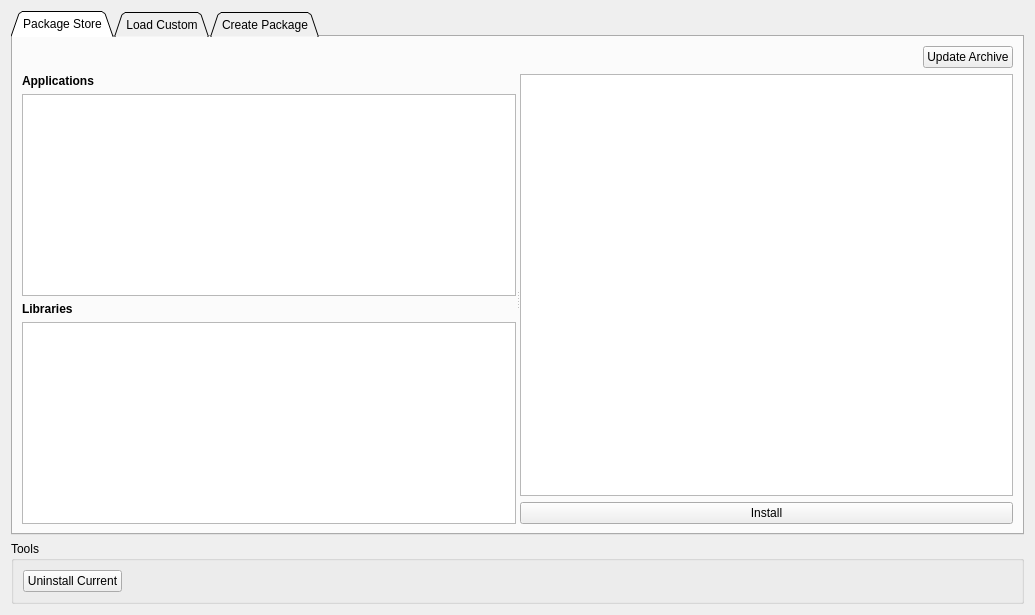
This is pages/pagevescpackage.ui in vedderb/vesc_tool as Qt 5 draws it before an edit. The edited form follows.
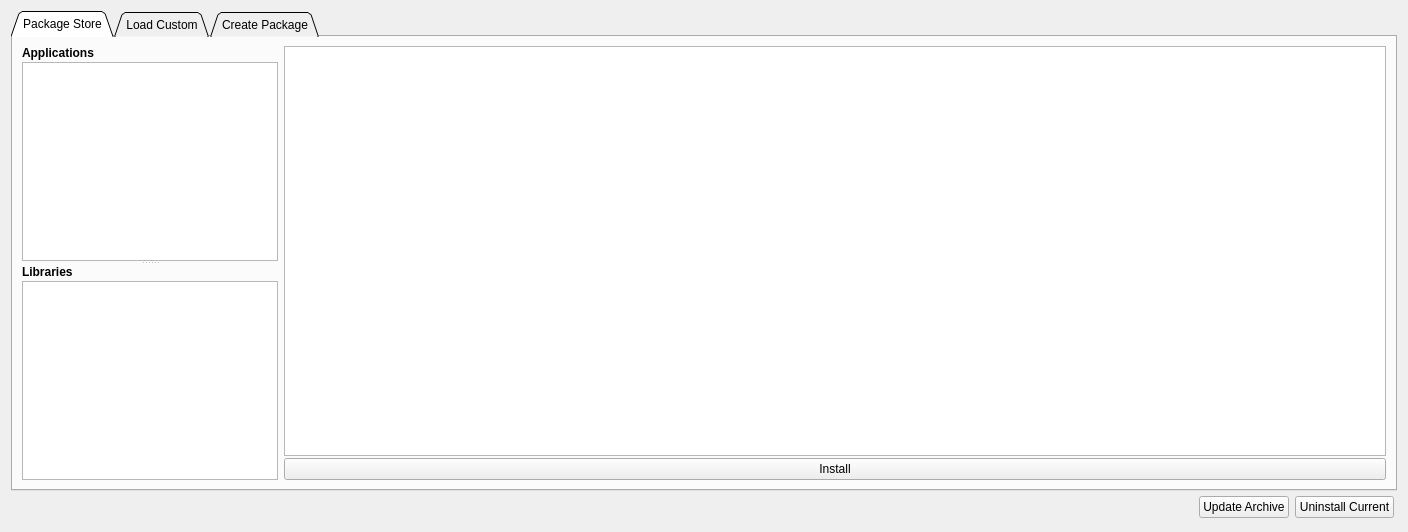
This is the edited form. Icons and pictures are not drawn. Custom widgets are drawn as their Qt base class.

Diff of the .ui file:
```diff
--- a/pages/pagevescpackage.ui
+++ b/pages/pagevescpackage.ui
@@ -6,16 +6,28 @@
    <rect>
     <x>0</x>
     <y>0</y>
-    <width>1035</width>
-    <height>615</height>
+    <width>1408</width>
+    <height>532</height>
    </rect>
   </property>
+  <property name="sizePolicy">
+   <sizepolicy hsizetype="Preferred" vsizetype="MinimumExpanding">
+    <horstretch>0</horstretch>
+    <verstretch>0</verstretch>
+   </sizepolicy>
+  </property>
   <property name="windowTitle">
    <string>Form</string>
   </property>
   <layout class="QVBoxLayout" name="verticalLayout">
+   <property name="spacing">
+    <number>2</number>
+   </property>
    <item>
     <widget class="QTabWidget" name="tabWidget">
+     <property name="enabled">
+      <bool>true</bool>
+     </property>
      <property name="tabShape">
       <enum>QTabWidget::Triangular</enum>
      </property>
@@ -26,41 +38,17 @@
       <attribute name="title">
        <string>Package Store</string>
       </attribute>
-      <layout class="QVBoxLayout" name="verticalLayout_6">
-       <item>
         <layout class="QHBoxLayout" name="horizontalLayout_6">
          <item>
-          <widget class="DisplayPercentage" name="displayDl" native="true">
-           <property name="sizePolicy">
-            <sizepolicy hsizetype="MinimumExpanding" vsizetype="Preferred">
-             <horstretch>0</horstretch>
-             <verstretch>0</verstretch>
-            </sizepolicy>
-           </property>
-          </widget>
-         </item>
-         <item>
-          <widget class="QPushButton" name="dlArchiveButton">
-           <property name="text">
-            <string>Update Archive</string>
-           </property>
-          </widget>
-         </item>
-        </layout>
-       </item>
-       <item>
         <widget class="QSplitter" name="splitter">
-         <property name="sizePolicy">
-          <sizepolicy hsizetype="Expanding" vsizetype="MinimumExpanding">
-           <horstretch>0</horstretch>
-           <verstretch>0</verstretch>
-          </sizepolicy>
-         </property>
          <property name="orientation">
-          <enum>Qt::Horizontal</enum>
+          <enum>Qt::Vertical</enum>
          </property>
-         <widget class="QWidget" name="layoutWidget">
+         <widget class="QWidget" name="">
           <layout class="QVBoxLayout" name="verticalLayout_5">
+           <property name="spacing">
+            <number>2</number>
+           </property>
            <item>
             <widget class="QLabel" name="label_2">
              <property name="font">
@@ -75,11 +63,24 @@
            </item>
            <item>
             <widget class="QListWidget" name="applicationList">
+             <property name="minimumSize">
+              <size>
+               <width>0</width>
+               <height>0</height>
+              </size>
+             </property>
              <property name="editTriggers">
               <set>QAbstractItemView::NoEditTriggers</set>
              </property>
             </widget>
            </item>
+          </layout>
+         </widget>
+         <widget class="QWidget" name="">
+          <layout class="QVBoxLayout" name="verticalLayout_6">
+           <property name="spacing">
+            <number>2</number>
+           </property>
            <item>
             <widget class="QLabel" name="label_3">
              <property name="font">
@@ -101,8 +102,13 @@
            </item>
           </layout>
          </widget>
-         <widget class="QWidget" name="layoutWidget1">
+        </widget>
+       </item>
+       <item>
           <layout class="QVBoxLayout" name="verticalLayout_4">
+         <property name="spacing">
+          <number>2</number>
+         </property>
            <item>
             <widget class="VTextBrowser" name="storeBrowser">
              <property name="readOnly">
@@ -121,8 +127,6 @@
             </widget>
            </item>
           </layout>
-         </widget>
-        </widget>
        </item>
       </layout>
      </widget>
@@ -418,11 +422,37 @@
     </widget>
    </item>
    <item>
-    <widget class="QGroupBox" name="groupBox">
-     <property name="title">
-      <string>Tools</string>
-     </property>
+    <widget class="QWidget" name="widget" native="true">
      <layout class="QHBoxLayout" name="horizontalLayout_5">
+      <property name="leftMargin">
+       <number>3</number>
+      </property>
+      <property name="topMargin">
+       <number>3</number>
+      </property>
+      <property name="rightMargin">
+       <number>3</number>
+      </property>
+      <property name="bottomMargin">
+       <number>3</number>
+      </property>
+      <item>
+       <widget class="DisplayPercentage" name="displayDl" native="true">
+        <property name="sizePolicy">
+         <sizepolicy hsizetype="MinimumExpanding" vsizetype="Preferred">
+          <horstretch>0</horstretch>
+          <verstretch>0</verstretch>
+         </sizepolicy>
+        </property>
+       </widget>
+      </item>
+      <item>
+       <widget class="QPushButton" name="dlArchiveButton">
+        <property name="text">
+         <string>Update Archive</string>
+        </property>
+       </widget>
+      </item>
       <item>
        <widget class="QPushButton" name="uninstallButton">
         <property name="text">
@@ -430,37 +460,24 @@
         </property>
        </widget>
       </item>
-      <item>
-       <spacer name="horizontalSpacer">
-        <property name="orientation">
-         <enum>Qt::Horizontal</enum>
-        </property>
-        <property name="sizeHint" stdset="0">
-         <size>
-          <width>40</width>
-          <height>20</height>
-         </size>
-        </property>
-       </spacer>
-      </item>
      </layout>
     </widget>
    </item>
   </layout>
  </widget>
  <customwidgets>
-  <customwidget>
-   <class>MRichTextEdit</class>
-   <extends>QWidget</extends>
-   <header>widgets/mrichtextedit.h</header>
-   <container>1</container>
-  </customwidget>
   <customwidget>
    <class>DisplayPercentage</class>
    <extends>QWidget</extends>
    <header>widgets/displaypercentage.h</header>
    <container>1</container>
   </customwidget>
+  <customwidget>
+   <class>MRichTextEdit</class>
+   <extends>QWidget</extends>
+   <header>widgets/mrichtextedit.h</header>
+   <container>1</container>
+  </customwidget>
   <customwidget>
    <class>VTextBrowser</class>
    <extends>QTextEdit</extends>
```
Left out of the diff: 4 changed lines with no effect on the pictures. Lines whose indentation alone changed are shown as unchanged.
